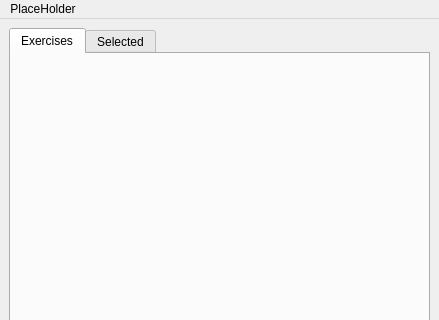
Before: the Qt Designer form MainWindow.ui in Danelfcf/MaterialOrganizer, drawn with Qt 5; both pictures show x 0 to 439 and y 0 to 320 of the 439 by 487 pixel window.
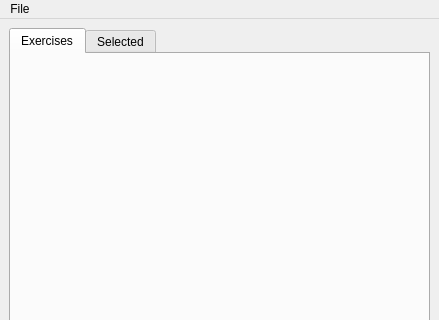
After: the same form once the commit is applied.

```diff
--- a/MainWindow.ui
+++ b/MainWindow.ui
@@ -98,7 +98,7 @@
    </property>
    <widget class="QMenu" name="menuPlaceHolder">
     <property name="title">
-     <string>PlaceHolder</string>
+     <string>File</string>
     </property>
    </widget>
    <addaction name="menuPlaceHolder"/>
```
Left out of the diff: 13 changed lines with no effect on the pictures.
